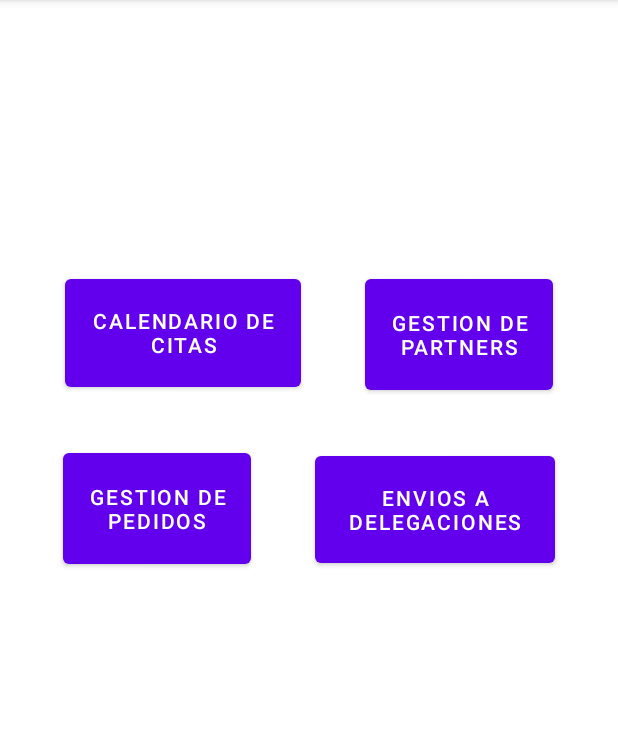
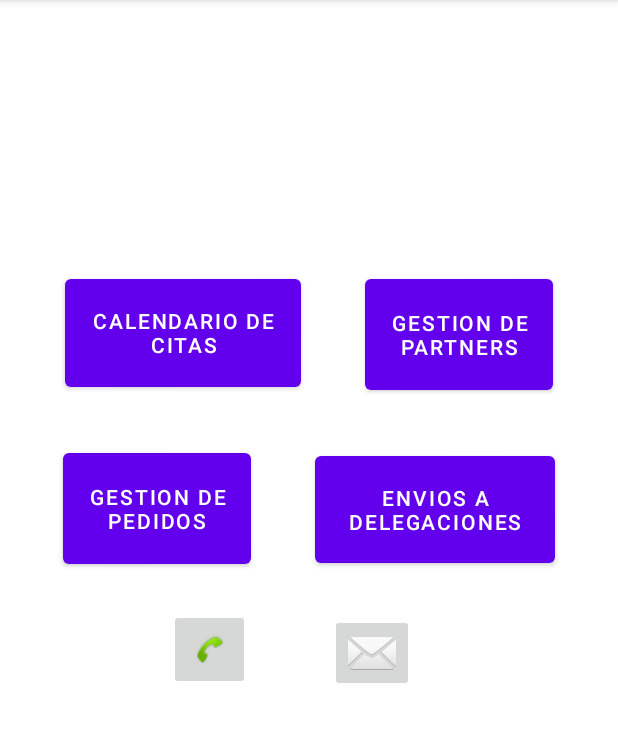
Before and after one commit to ElinaGFL/ComercialesGEUY, an Android app: the screen it shows after launch (MainActivity), on a phone screen of 412 x 824 dp, the part 84-826 px from its top. Run offline under Robolectric (Android 15) with nearby library versions, the phone set to English and light mode, and no system bars.

Commit message:
nuevos partners

```diff
--- a/app/src/main/java/com/example/comercialesgeuy/MainActivity.java
+++ b/app/src/main/java/com/example/comercialesgeuy/MainActivity.java
@@ -18,6 +18,8 @@ public class MainActivity extends AppCompatActivity {
     Button btnpartners;
     Button btnPed;
     Button btnEnvio;
+    Button btnllamar;
+    Button btnCorreo;
     static final int REQUEST_CODE = 123;
 
     @Override
--- a/app/src/main/res/layout/activity_main.xml
+++ b/app/src/main/res/layout/activity_main.xml
@@ -52,4 +52,26 @@
         app:layout_constraintStart_toStartOf="parent"
         app:layout_constraintTop_toBottomOf="@+id/btnCalend" />
 
+    <ImageButton
+        android:id="@+id/btnLlamarComercial"
+        android:layout_width="54dp"
+        android:layout_height="54dp"
+        android:layout_marginStart="100dp"
+        android:layout_marginTop="24dp"
+        app:layout_constraintEnd_toStartOf="@+id/btnCorreoComercial"
+        app:layout_constraintHorizontal_bias="0.196"
+        app:layout_constraintStart_toStartOf="parent"
+        app:layout_constraintTop_toBottomOf="@+id/btnPed"
+        app:srcCompat="@android:drawable/stat_sys_phone_call" />
+
+    <ImageButton
+        android:id="@+id/btnCorreoComercial"
+        android:layout_width="wrap_content"
+        android:layout_height="wrap_content"
+        android:layout_marginTop="28dp"
+        android:layout_marginEnd="136dp"
+        app:layout_constraintEnd_toEndOf="parent"
+        app:layout_constraintTop_toBottomOf="@+id/btnEnvio"
+        app:srcCompat="@android:drawable/ic_dialog_email" />
+
 </androidx.constraintlayout.widget.ConstraintLayout>
```
